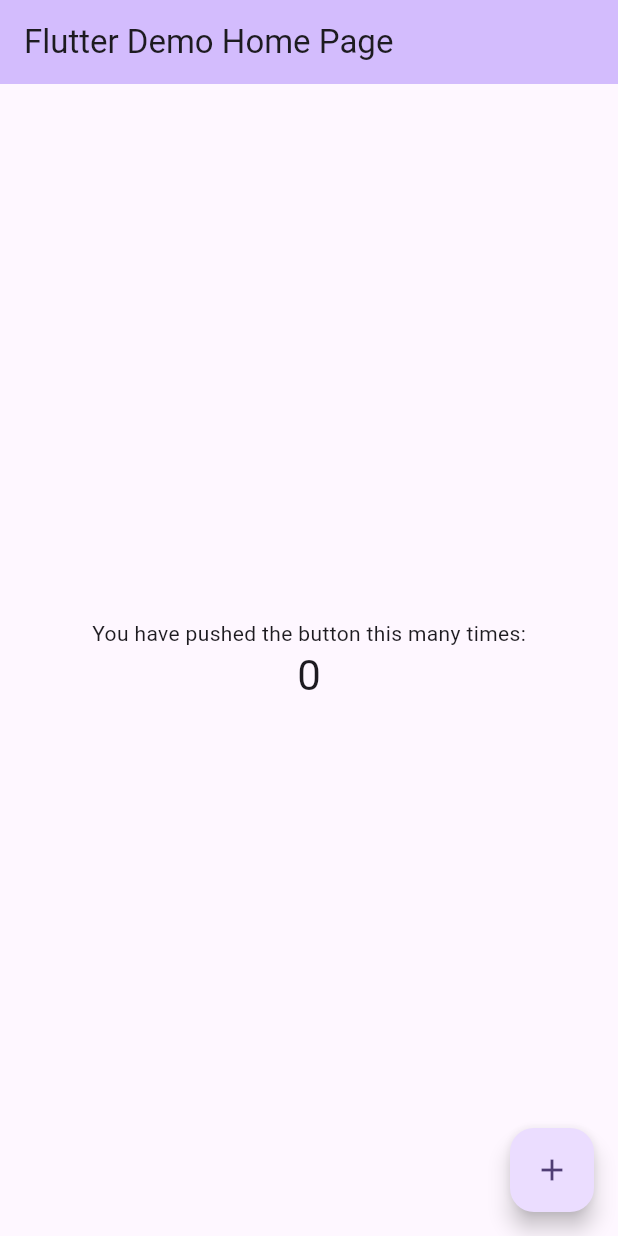
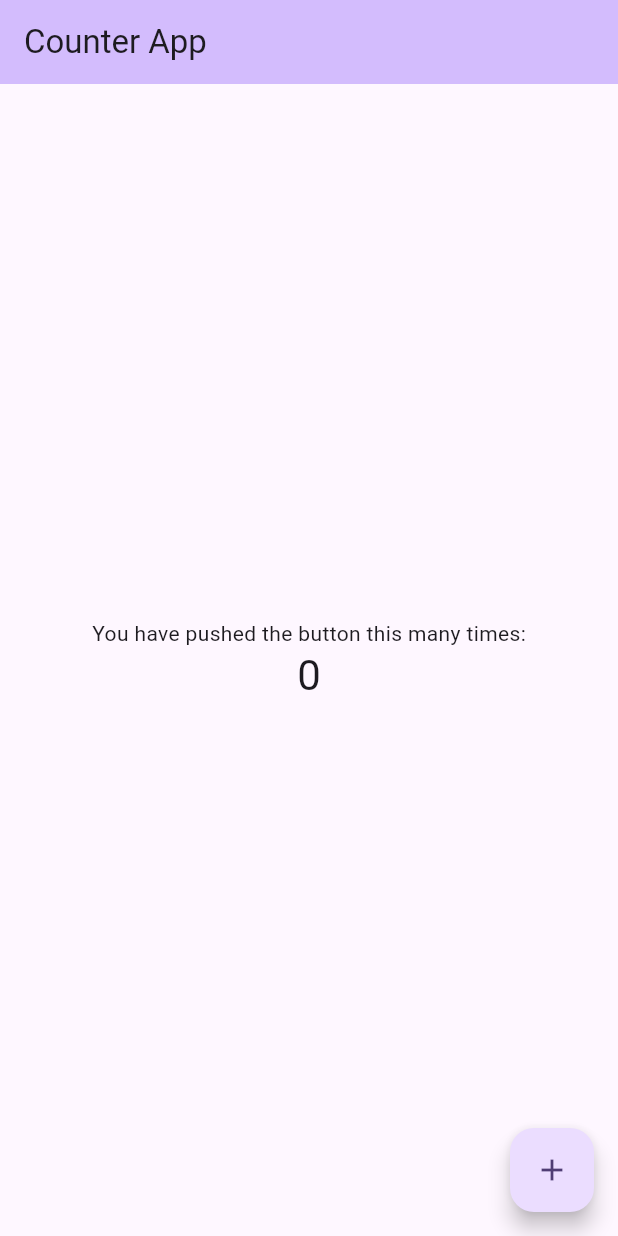
Before and after one commit to evansree/counter, a Flutter app: the screen it shows after launch, on a phone screen of 412 x 824 dp. Run offline on Flutter 3.47's test engine with Material 3 defaults, Android fonts, the phone set to English and light mode, and no system bars.

Commit message:
Changed Title to Counter App

```diff
--- a/lib/main.dart
+++ b/lib/main.dart
@@ -11,7 +11,7 @@ class MyApp extends StatelessWidget {
   @override
   Widget build(BuildContext context) {
     return MaterialApp(
-      title: 'Flutter Demo',
+      title: 'Counter App',
       theme: ThemeData(
         // This is the theme of your application.
         //
@@ -31,7 +31,7 @@ class MyApp extends StatelessWidget {
         colorScheme: ColorScheme.fromSeed(seedColor: Colors.deepPurple),
         useMaterial3: true,
       ),
-      home: const MyHomePage(title: 'Flutter Demo Home Page'),
+      home: const MyHomePage(title: 'Counter App'),
     );
   }
 }
```
